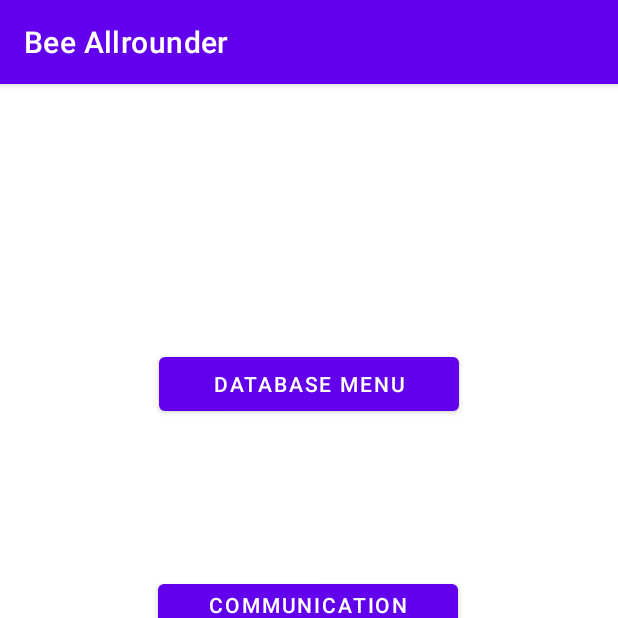
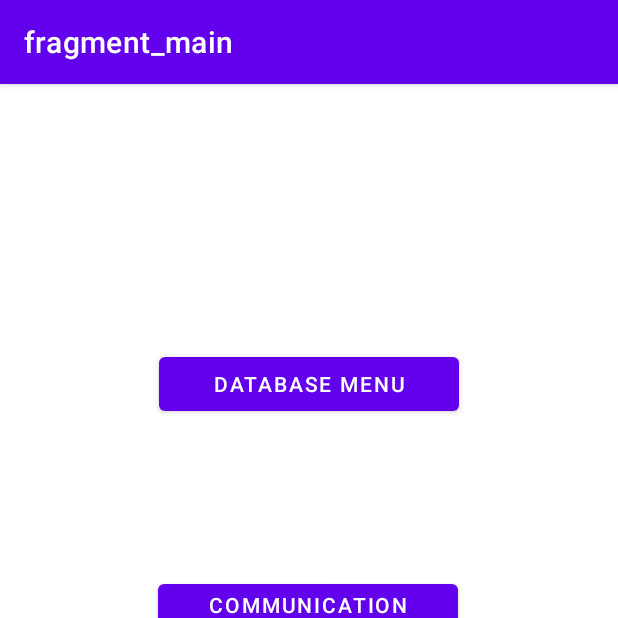
Before and after one commit to Sabotax/Aplikacje-mobilne-projekt-6sem, an Android app: the screen it shows after launch (MainActivity), on a phone screen of 412 x 824 dp, the top half of it. Run offline under Robolectric (Android 15) with nearby library versions, the phone set to English and light mode, and no system bars; our stand-ins replace navigation-ui.

Commit message:
nav working - starter

```diff
--- a/aplikacja/app/src/main/java/com/example/beeallrounder/MainActivity.kt
+++ b/aplikacja/app/src/main/java/com/example/beeallrounder/MainActivity.kt
@@ -4,13 +4,30 @@ import android.content.Context
 import android.content.res.Configuration
 import androidx.appcompat.app.AppCompatActivity
 import android.os.Bundle
+import androidx.navigation.findNavController
+import androidx.navigation.fragment.NavHostFragment
+import androidx.navigation.ui.setupActionBarWithNavController
 import java.util.*
 
 class MainActivity : AppCompatActivity() {
 
+
+
     override fun onCreate(savedInstanceState: Bundle?) {
         super.onCreate(savedInstanceState)
         setContentView(R.layout.activity_main)
+
+        val navHostFragment = supportFragmentManager.findFragmentById(R.id.fragmentContainerView) as NavHostFragment
+        val navController = navHostFragment.navController
+
+        setupActionBarWithNavController(navController)
+    }
+
+    override fun onSupportNavigateUp() : Boolean {
+        val navHostFragment = supportFragmentManager.findFragmentById(R.id.fragmentContainerView) as NavHostFragment
+        val navController = navHostFragment.navController
+
+        return navController.navigateUp() || super.onSupportNavigateUp()
     }
 
 //    private fun changeLanguage(language : String) {
--- a/aplikacja/app/src/main/java/com/example/beeallrounder/MainFragment.kt
+++ b/aplikacja/app/src/main/java/com/example/beeallrounder/MainFragment.kt
@@ -5,6 +5,8 @@ import androidx.fragment.app.Fragment
 import android.view.LayoutInflater
 import android.view.View
 import android.view.ViewGroup
+import android.widget.Button
+import androidx.navigation.Navigation
 
 // TODO: Rename parameter arguments, choose names that match
 // the fragment initialization parameters, e.g. ARG_ITEM_NUMBER
@@ -34,16 +36,21 @@ class MainFragment : Fragment() {
         savedInstanceState: Bundle?
     ): View? {
 
-        //listeners
+        val view : View = inflater!!.inflate(R.layout.fragment_main,container,false)
 
 
         // Inflate the layout for this fragment
-        return inflater.inflate(R.layout.fragment_main, container, false)
+        return view
     }
 
-//    override fun onViewCreated(view: View, savedInstanceState: Bundle?) {
-//        super.onViewCreated(view, savedInstanceState)
-//    }
+    override fun onViewCreated(view: View, savedInstanceState: Bundle?) {
+        super.onViewCreated(view, savedInstanceState)
+
+        val fragmentMainToDBMain = view.findViewById<Button>(R.id.fragmentMainToDBMain)
+        fragmentMainToDBMain.setOnClickListener {
+            Navigation.findNavController(view).navigate(R.id.action_mainFragment_to_DBMainFragment)
+        }
+    }
 
     companion object {
         /**
```
